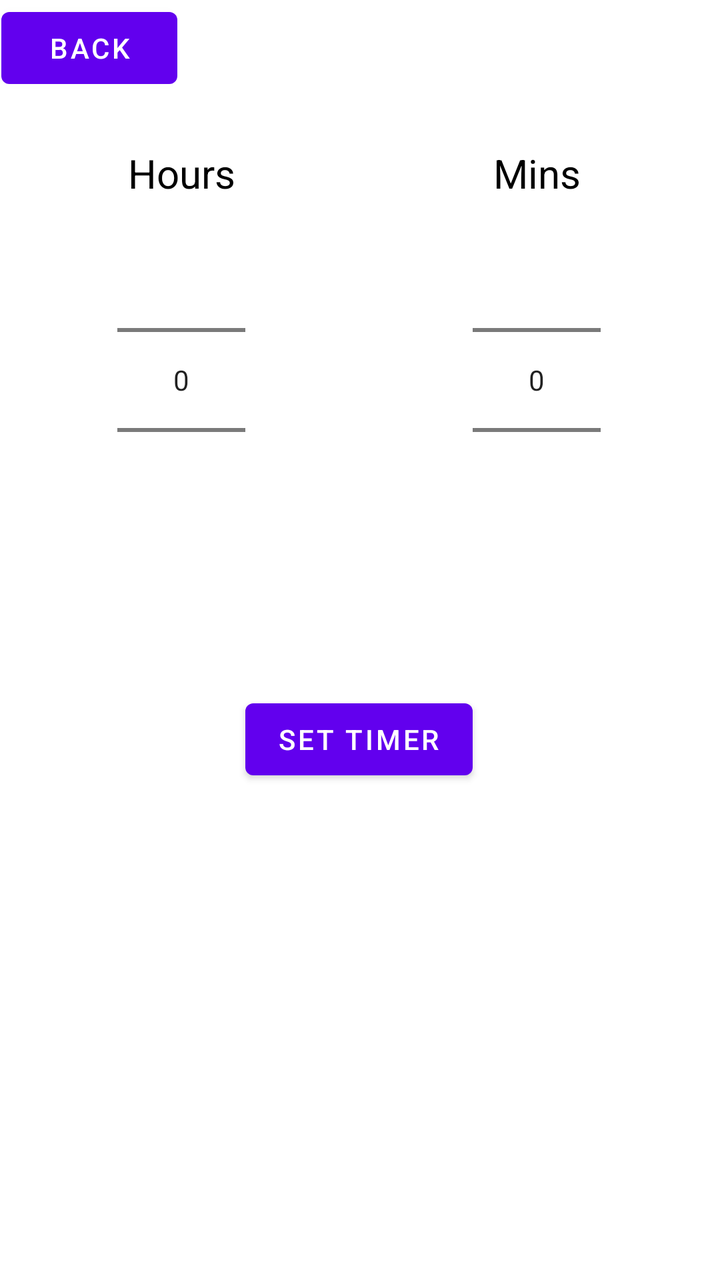
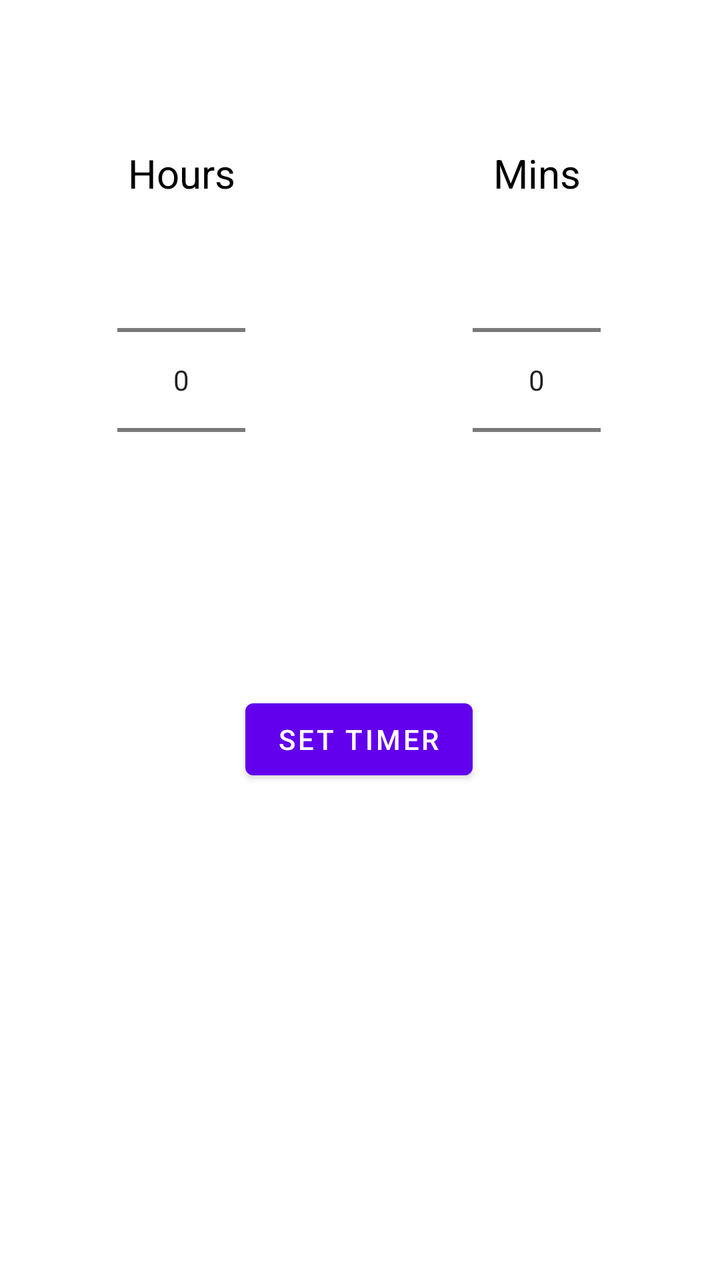

Two renders of the same Android screen: before a commit and after it. Below are the layout's source before the change and the commit's diff.
<!-- AndroidManifest.xml: application theme Theme.GamblingBadger -->
<!-- res/layout/fragment_timer.xml -->
<?xml version="1.0" encoding="utf-8"?>
<androidx.constraintlayout.widget.ConstraintLayout xmlns:android="http://schemas.android.com/apk/res/android"
    xmlns:app="http://schemas.android.com/apk/res-auto"
    xmlns:tools="http://schemas.android.com/tools"
    android:layout_width="match_parent"
    android:layout_height="match_parent"
    tools:context=".timer.TimerFragment" >

    <Button
        android:id="@+id/timerFrag_button_back"
        android:layout_width="wrap_content"
        android:layout_height="wrap_content"
        android:text="@string/timerFrag_button_back_label"
        app:layout_constraintBottom_toBottomOf="parent"
        app:layout_constraintEnd_toEndOf="parent"
        app:layout_constraintHorizontal_bias="0.003"
        app:layout_constraintStart_toStartOf="parent"
        app:layout_constraintTop_toTopOf="parent"
        app:layout_constraintVertical_bias="0.0" />

    <NumberPicker
        android:id="@+id/npH"
        android:layout_width="wrap_content"
        android:layout_height="wrap_content"
        android:layout_marginBottom="360dp"
        android:textColor="@color/black"
        app:layout_constraintBottom_toBottomOf="parent"
        app:layout_constraintEnd_toStartOf="@+id/timerFrag_button_SetTimer"
        app:layout_constraintHorizontal_bias="1.0"
        app:layout_constraintStart_toStartOf="parent" />

    <NumberPicker
        android:id="@+id/npM"
        android:layout_width="wrap_content"
        android:layout_height="wrap_content"
        android:layout_marginBottom="360dp"
        android:scrollbarSize="4dp"
        android:textColor="@color/black"
        app:layout_constraintBottom_toBottomOf="parent"
        app:layout_constraintEnd_toEndOf="parent"
        app:layout_constraintHorizontal_bias="0.0"
        app:layout_constraintStart_toEndOf="@+id/timerFrag_button_SetTimer" />

    <TextView
        android:id="@+id/textView2"
        android:layout_width="wrap_content"
        android:layout_height="wrap_content"
        android:text="Hours"
        android:textColor="@color/black"
        android:textSize="20dp"
        app:layout_constraintBottom_toTopOf="@+id/npH"
        app:layout_constraintEnd_toEndOf="@+id/npH"
        app:layout_constraintStart_toStartOf="@+id/npH" />

    <TextView
        android:id="@+id/textView"
        android:layout_width="wrap_content"
        android:layout_height="wrap_content"
        android:text="Mins"
        android:textColor="@color/black"
        android:textSize="20sp"
        app:layout_constraintBottom_toTopOf="@+id/npM"
        app:layout_constraintEnd_toEndOf="@+id/npM"
        app:layout_constraintStart_toStartOf="@+id/npM" />

    <Button
        android:id="@+id/timerFrag_button_SetTimer"
        android:layout_width="wrap_content"
        android:layout_height="wrap_content"
        android:text="Set Timer"
        app:layout_constraintBottom_toBottomOf="parent"
        app:layout_constraintEnd_toEndOf="parent"
        app:layout_constraintHorizontal_bias="0.498"
        app:layout_constraintStart_toStartOf="parent"
        app:layout_constraintTop_toBottomOf="@+id/npM"
        app:layout_constraintVertical_bias="0.211" />

    <TextView
        android:id="@+id/tv3"
        android:layout_width="wrap_content"
        android:layout_height="wrap_content"
        android:layout_marginBottom="152dp"
        android:text="TextView"
        android:textColor="@color/black"
        android:textSize="20dp"
        android:visibility="invisible"
        app:layout_constraintBottom_toBottomOf="parent"
        app:layout_constraintEnd_toEndOf="parent"
        app:layout_constraintHorizontal_bias="0.498"
        app:layout_constraintStart_toStartOf="parent"
        app:layout_constraintTop_toBottomOf="@+id/changBalFrag_button_Subtract"
        app:layout_constraintVertical_bias="0.237" />

    <Button
        android:id="@+id/conbutton"
        android:layout_width="wrap_content"
        android:layout_height="wrap_content"
        android:text="confirm"
        android:visibility="invisible"
        app:layout_constraintBottom_toBottomOf="parent"
        app:layout_constraintEnd_toEndOf="parent"
        app:layout_constraintHorizontal_bias="0.498"
        app:layout_constraintStart_toStartOf="parent"
        app:layout_constraintTop_toBottomOf="@+id/timerFrag_button_SetTimer"
        app:layout_constraintVertical_bias="0.772" />


</androidx.constraintlayout.widget.ConstraintLayout>
<!-- resources referenced by this layout -->
<resources>
  <color name="black">#FF000000</color>
  <string name="timerFrag_button_back_label">@string/back_label</string>
  <style name="Theme.GamblingBadger" parent="Theme.MaterialComponents.DayNight.DarkActionBar">
          
          <item name="colorPrimary">@color/purple_500</item>
          <item name="colorPrimaryVariant">@color/purple_700</item>
          <item name="colorOnPrimary">@color/white</item>
          
          <item name="colorSecondary">@color/teal_200</item>
          <item name="colorSecondaryVariant">@color/teal_700</item>
          <item name="colorOnSecondary">@color/black</item>
          
          <item name="android:statusBarColor" tools:targetApi="l">?attr/colorPrimaryVariant</item>
          
      </style>
  <color name="purple_500">#FF6200EE</color>
  <color name="purple_700">#FF3700B3</color>
  <color name="white">#FFFFFFFF</color>
  <color name="teal_200">#FF03DAC5</color>
  <color name="teal_700">#FF018786</color>
</resources>

<!-- the commit's change to res/layout/fragment_timer.xml (unified diff, before → after) -->
@@ -5,18 +5,6 @@
     android:layout_width="match_parent"
     android:layout_height="match_parent"
     tools:context=".timer.TimerFragment" >
-
-    <Button
-        android:id="@+id/timerFrag_button_back"
-        android:layout_width="wrap_content"
-        android:layout_height="wrap_content"
-        android:text="@string/timerFrag_button_back_label"
-        app:layout_constraintBottom_toBottomOf="parent"
-        app:layout_constraintEnd_toEndOf="parent"
-        app:layout_constraintHorizontal_bias="0.003"
-        app:layout_constraintStart_toStartOf="parent"
-        app:layout_constraintTop_toTopOf="parent"
-        app:layout_constraintVertical_bias="0.0" />
 
     <NumberPicker
         android:id="@+id/npH"
@@ -80,16 +68,13 @@
         android:layout_width="wrap_content"
         android:layout_height="wrap_content"
         android:layout_marginBottom="152dp"
-        android:text="TextView"
         android:textColor="@color/black"
-        android:textSize="20dp"
-        android:visibility="invisible"
+        android:textSize="20sp"
+        android:visibility="visible"
         app:layout_constraintBottom_toBottomOf="parent"
         app:layout_constraintEnd_toEndOf="parent"
         app:layout_constraintHorizontal_bias="0.498"
-        app:layout_constraintStart_toStartOf="parent"
-        app:layout_constraintTop_toBottomOf="@+id/changBalFrag_button_Subtract"
-        app:layout_constraintVertical_bias="0.237" />
+        app:layout_constraintStart_toStartOf="parent" />
 
     <Button
         android:id="@+id/conbutton"
<!-- resource entries referenced after the edit -->
@@ -1,7 +1,6 @@
 <!-- resources referenced by this layout -->
 <resources>
   <color name="black">#FF000000</color>
-  <string name="timerFrag_button_back_label">@string/back_label</string>
   <style name="Theme.GamblingBadger" parent="Theme.MaterialComponents.DayNight.DarkActionBar">
           
           <item name="colorPrimary">@color/purple_500</item>
